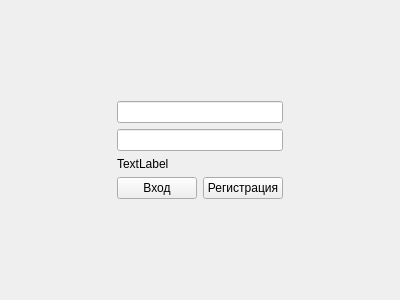
Old version of the form clientregwindow.ui in the repository Roket132/PectiMazeGame.
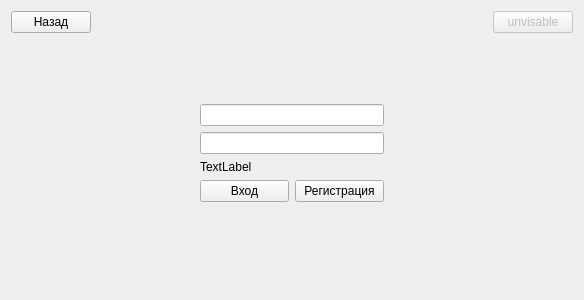
New version of the form.

Commit message: add back button on menu

Patch:
```diff
--- a/clientregwindow.ui
+++ b/clientregwindow.ui
@@ -6,7 +6,7 @@
    <rect>
     <x>0</x>
     <y>0</y>
-    <width>400</width>
+    <width>584</width>
     <height>300</height>
    </rect>
   </property>
@@ -101,6 +101,109 @@
      </property>
     </spacer>
    </item>
+   <item row="1" column="2">
+    <spacer name="horizontalSpacer_2">
+     <property name="orientation">
+      <enum>Qt::Horizontal</enum>
+     </property>
+     <property name="sizeHint" stdset="0">
+      <size>
+       <width>40</width>
+       <height>20</height>
+      </size>
+     </property>
+    </spacer>
+   </item>
+   <item row="1" column="0">
+    <spacer name="horizontalSpacer">
+     <property name="orientation">
+      <enum>Qt::Horizontal</enum>
+     </property>
+     <property name="sizeHint" stdset="0">
+      <size>
+       <width>40</width>
+       <height>20</height>
+      </size>
+     </property>
+    </spacer>
+   </item>
+   <item row="0" column="0">
+    <layout class="QGridLayout" name="gridLayout_2">
+     <item row="1" column="0">
+      <spacer name="verticalSpacer_3">
+       <property name="orientation">
+        <enum>Qt::Vertical</enum>
+       </property>
+       <property name="sizeHint" stdset="0">
+        <size>
+         <width>20</width>
+         <height>40</height>
+        </size>
+       </property>
+      </spacer>
+     </item>
+     <item row="0" column="0">
+      <widget class="QPushButton" name="backButton">
+       <property name="text">
+        <string>Назад</string>
+       </property>
+      </widget>
+     </item>
+     <item row="0" column="1">
+      <spacer name="horizontalSpacer_3">
+       <property name="orientation">
+        <enum>Qt::Horizontal</enum>
+       </property>
+       <property name="sizeHint" stdset="0">
+        <size>
+         <width>40</width>
+         <height>20</height>
+        </size>
+       </property>
+      </spacer>
+     </item>
+    </layout>
+   </item>
+   <item row="0" column="2">
+    <layout class="QGridLayout" name="gridLayout_3">
+     <item row="0" column="1">
+      <widget class="QPushButton" name="unvisibleBtn">
+       <property name="enabled">
+        <bool>false</bool>
+       </property>
+       <property name="text">
+        <string>unvisable</string>
+       </property>
+      </widget>
+     </item>
+     <item row="0" column="0">
+      <spacer name="horizontalSpacer_4">
+       <property name="orientation">
+        <enum>Qt::Horizontal</enum>
+       </property>
+       <property name="sizeHint" stdset="0">
+        <size>
+         <width>40</width>
+         <height>20</height>
+        </size>
+       </property>
+      </spacer>
+     </item>
+     <item row="1" column="1">
+      <spacer name="verticalSpacer_5">
+       <property name="orientation">
+        <enum>Qt::Vertical</enum>
+       </property>
+       <property name="sizeHint" stdset="0">
+        <size>
+         <width>20</width>
+         <height>40</height>
+        </size>
+       </property>
+      </spacer>
+     </item>
+    </layout>
+   </item>
   </layout>
  </widget>
  <resources/>
```
Left out of the diff: 26 changed lines with no effect on the pictures. The commit also changes 14 other files.
